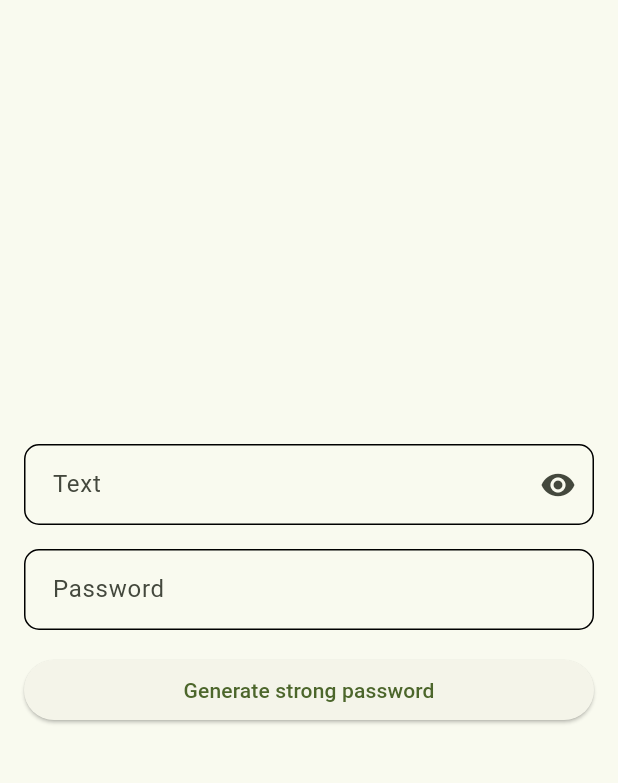
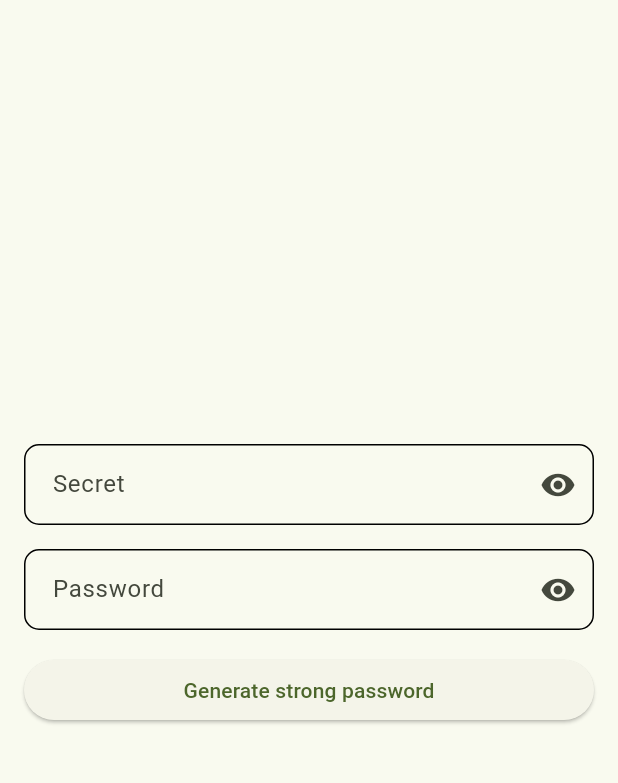
Before and after one commit to mbags-playground/passbag, a Flutter app: the PasswordGeneratorScreen screen opened directly, on a phone screen of 412 x 824 dp, the part 63-846 px from its top. Run offline on Flutter 3.47's test engine with Material 2 defaults, Android fonts, the phone set to English and light mode, and no system bars; our stand-ins replace flutter_svg; generated files the repository leaves out were written again.

Commit message:
fix:secret field label and hide password by default

```diff
--- a/lib/src/features/password/password_screen.dart
+++ b/lib/src/features/password/password_screen.dart
@@ -27,11 +27,18 @@ class _PasswordGeneratorScreenState extends State<PasswordGeneratorScreen>
     });
   }
 
-  bool _obscureText = true;
+  bool _hideSecret = true;
+  bool _hidePassword = true;
 
   void _togglePasswordVisibility() {
     setState(() {
-      _obscureText = !_obscureText;
+      _hidePassword = !_hidePassword;
+    });
+  }
+
+  void _toggleSecretVisibility() {
+    setState(() {
+      _hideSecret = !_hideSecret;
     });
   }
 
@@ -49,30 +56,37 @@ class _PasswordGeneratorScreenState extends State<PasswordGeneratorScreen>
           children: [
             StyledTextInput(
               controller: secretController,
-              text: "Text",
+              text: "Secret",
               suffixIcon: GestureDetector(
-                onTap: _togglePasswordVisibility,
+                onTap: _toggleSecretVisibility,
                 child: Icon(
-                  _obscureText ? Icons.visibility : Icons.visibility_off,
+                  _hideSecret ? Icons.visibility : Icons.visibility_off,
                 ),
               ),
-              isPasswordField: _obscureText,
+              isPasswordField: _hideSecret,
             ),
-            Divider(
+            const Divider(
               color: Colors.transparent,
             ),
             StyledTextInput(
               controller: passwordController,
               text: 'Password',
+              suffixIcon: GestureDetector(
+                onTap: _togglePasswordVisibility,
+                child: Icon(
+                  _hidePassword ? Icons.visibility : Icons.visibility_off,
+                ),
+              ),
+              isPasswordField: _hidePassword,
             ),
-            Divider(
+            const Divider(
               color: Colors.transparent,
             ),
             ElevatedButton(
               onPressed: generateEncryptedPassword,
               child: const Text("Generate strong password"),
             ),
-            Divider(
+            const Divider(
               color: Colors.transparent,
             ),
             if (encryptedPassword != "")
@@ -82,7 +96,7 @@ class _PasswordGeneratorScreenState extends State<PasswordGeneratorScreen>
                     'You strong password is Password:',
                     style: TextStyle(fontSize: 18, fontWeight: FontWeight.bold),
                   ),
-                  SizedBox(height: 16),
+                  const SizedBox(height: 16),
                   Text(
                     encryptedPassword,
                     style: TextStyle(fontSize: 16),
```
Also changed, not shown: pubspec.yaml (+4 -4 lines).
